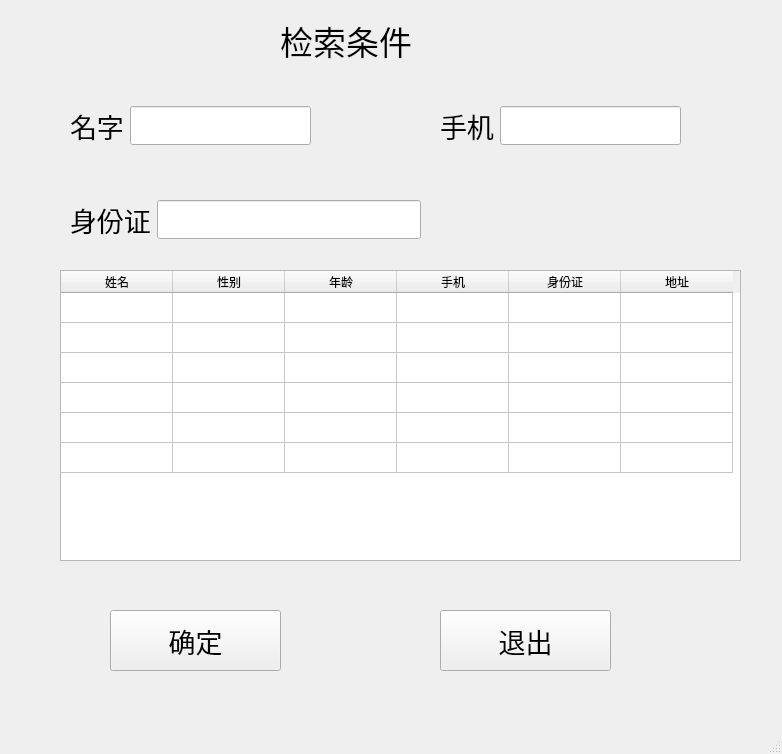
Before: the Qt Designer form UI/inquire.ui in DefJia/TCM-Retrieval-System, drawn with Qt 5.
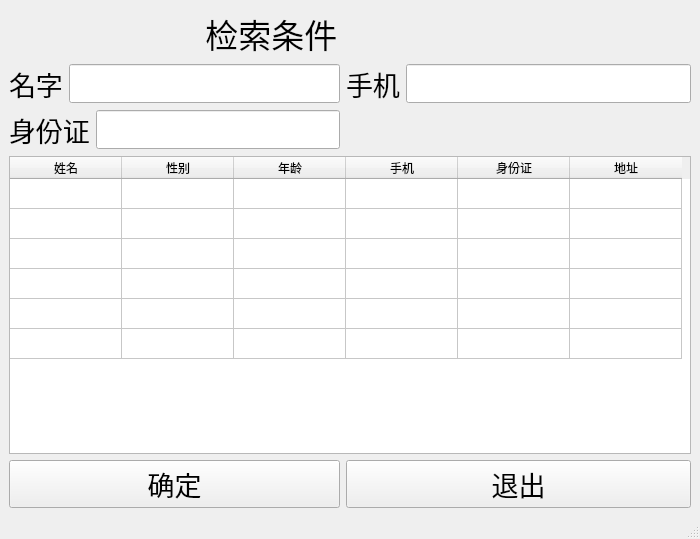
After: the same form once the commit is applied.

The edit to the form file:
```diff
--- a/UI/inquire.ui
+++ b/UI/inquire.ui
@@ -6,179 +6,20 @@
    <rect>
     <x>0</x>
     <y>0</y>
-    <width>782</width>
-    <height>754</height>
+    <width>700</width>
+    <height>539</height>
    </rect>
   </property>
   <property name="windowTitle">
    <string>MainWindow</string>
   </property>
   <widget class="QWidget" name="centralwidget">
-   <widget class="QWidget" name="horizontalLayoutWidget">
-    <property name="geometry">
-     <rect>
-      <x>70</x>
-      <y>90</y>
-      <width>241</width>
-      <height>71</height>
-     </rect>
-    </property>
-    <layout class="QHBoxLayout" name="horizontalLayout">
-     <item>
-      <widget class="QLabel" name="label">
-       <property name="font">
-        <font>
-         <pointsize>20</pointsize>
-        </font>
-       </property>
-       <property name="text">
-        <string>名字</string>
-       </property>
-      </widget>
-     </item>
-     <item>
-      <widget class="QLineEdit" name="lineName">
-       <property name="font">
-        <font>
-         <pointsize>20</pointsize>
-        </font>
-       </property>
-      </widget>
-     </item>
-    </layout>
-   </widget>
-   <widget class="QWidget" name="horizontalLayoutWidget_4">
-    <property name="geometry">
-     <rect>
-      <x>440</x>
-      <y>90</y>
-      <width>241</width>
-      <height>71</height>
-     </rect>
-    </property>
-    <layout class="QHBoxLayout" name="horizontalLayout_4">
-     <item>
-      <widget class="QLabel" name="label_11">
-       <property name="font">
-        <font>
-         <pointsize>20</pointsize>
-        </font>
-       </property>
-       <property name="text">
-        <string>手机</string>
-       </property>
-      </widget>
-     </item>
-     <item>
-      <widget class="QLineEdit" name="linePhone">
-       <property name="font">
-        <font>
-         <pointsize>20</pointsize>
-        </font>
-       </property>
-      </widget>
-     </item>
-    </layout>
-   </widget>
-   <widget class="QWidget" name="horizontalLayoutWidget_6">
-    <property name="geometry">
-     <rect>
-      <x>70</x>
-      <y>180</y>
-      <width>351</width>
-      <height>80</height>
-     </rect>
-    </property>
-    <layout class="QHBoxLayout" name="horizontalLayout_6">
-     <item>
-      <widget class="QLabel" name="label_13">
-       <property name="font">
-        <font>
-         <pointsize>20</pointsize>
-        </font>
-       </property>
-       <property name="text">
-        <string>身份证</string>
-       </property>
-      </widget>
-     </item>
-     <item>
-      <widget class="QLineEdit" name="lineIdcard">
-       <property name="font">
-        <font>
-         <pointsize>20</pointsize>
-        </font>
-       </property>
-      </widget>
-     </item>
-    </layout>
-   </widget>
-   <widget class="QLabel" name="label_2">
-    <property name="geometry">
-     <rect>
-      <x>280</x>
-      <y>10</y>
-      <width>171</width>
-      <height>61</height>
-     </rect>
-    </property>
-    <property name="font">
-     <font>
-      <pointsize>25</pointsize>
-     </font>
-    </property>
-    <property name="text">
-     <string>检索条件</string>
-    </property>
-   </widget>
-   <widget class="QPushButton" name="ButtonYes">
-    <property name="geometry">
-     <rect>
-      <x>110</x>
-      <y>610</y>
-      <width>171</width>
-      <height>61</height>
-     </rect>
-    </property>
-    <property name="font">
-     <font>
-      <pointsize>20</pointsize>
-     </font>
-    </property>
-    <property name="text">
-     <string>确定</string>
-    </property>
-   </widget>
-   <widget class="QPushButton" name="ButtonOut">
-    <property name="geometry">
-     <rect>
-      <x>440</x>
-      <y>610</y>
-      <width>171</width>
-      <height>61</height>
-     </rect>
-    </property>
-    <property name="font">
-     <font>
-      <pointsize>20</pointsize>
-     </font>
-    </property>
-    <property name="text">
-     <string>退出</string>
-    </property>
-   </widget>
+   <layout class="QGridLayout" name="gridLayout">
+    <item row="3" column="0" colspan="3">
    <widget class="QTableWidget" name="tableWidget">
     <property name="enabled">
      <bool>true</bool>
     </property>
-    <property name="geometry">
-     <rect>
-      <x>60</x>
-      <y>270</y>
-      <width>681</width>
-      <height>291</height>
-     </rect>
-    </property>
     <property name="editTriggers">
      <set>QAbstractItemView::NoEditTriggers</set>
     </property>
@@ -255,6 +96,119 @@
      </property>
     </column>
    </widget>
+    </item>
+    <item row="4" column="2">
+     <widget class="QPushButton" name="ButtonOut">
+      <property name="font">
+       <font>
+        <pointsize>20</pointsize>
+       </font>
+      </property>
+      <property name="text">
+       <string>退出</string>
+      </property>
+     </widget>
+    </item>
+    <item row="2" column="0" colspan="2">
+     <layout class="QHBoxLayout" name="horizontalLayout_6">
+      <item>
+       <widget class="QLabel" name="label_13">
+        <property name="font">
+         <font>
+          <pointsize>20</pointsize>
+         </font>
+        </property>
+        <property name="text">
+         <string>身份证</string>
+        </property>
+       </widget>
+      </item>
+      <item>
+       <widget class="QLineEdit" name="lineIdcard">
+        <property name="font">
+         <font>
+          <pointsize>20</pointsize>
+         </font>
+        </property>
+       </widget>
+      </item>
+     </layout>
+    </item>
+    <item row="1" column="2">
+     <layout class="QHBoxLayout" name="horizontalLayout_4">
+      <item>
+       <widget class="QLabel" name="label_11">
+        <property name="font">
+         <font>
+          <pointsize>20</pointsize>
+         </font>
+        </property>
+        <property name="text">
+         <string>手机</string>
+        </property>
+       </widget>
+      </item>
+      <item>
+       <widget class="QLineEdit" name="linePhone">
+        <property name="font">
+         <font>
+          <pointsize>20</pointsize>
+         </font>
+        </property>
+       </widget>
+      </item>
+     </layout>
+    </item>
+    <item row="1" column="0" colspan="2">
+     <layout class="QHBoxLayout" name="horizontalLayout">
+      <item>
+       <widget class="QLabel" name="label">
+        <property name="font">
+         <font>
+          <pointsize>20</pointsize>
+         </font>
+        </property>
+        <property name="text">
+         <string>名字</string>
+        </property>
+       </widget>
+      </item>
+      <item>
+       <widget class="QLineEdit" name="lineName">
+        <property name="font">
+         <font>
+          <pointsize>20</pointsize>
+         </font>
+        </property>
+       </widget>
+      </item>
+     </layout>
+    </item>
+    <item row="4" column="0" colspan="2">
+     <widget class="QPushButton" name="ButtonYes">
+      <property name="font">
+       <font>
+        <pointsize>20</pointsize>
+       </font>
+      </property>
+      <property name="text">
+       <string>确定</string>
+      </property>
+     </widget>
+    </item>
+    <item row="0" column="1" colspan="2">
+     <widget class="QLabel" name="label_2">
+      <property name="font">
+       <font>
+        <pointsize>25</pointsize>
+       </font>
+      </property>
+      <property name="text">
+       <string>   检索条件</string>
+      </property>
+     </widget>
+    </item>
+   </layout>
   </widget>
   <widget class="QMenuBar" name="menubar">
    <property name="geometry">
```
Left out of the diff: 4 changed lines with no effect on the pictures. Lines whose indentation alone changed are shown as unchanged.
